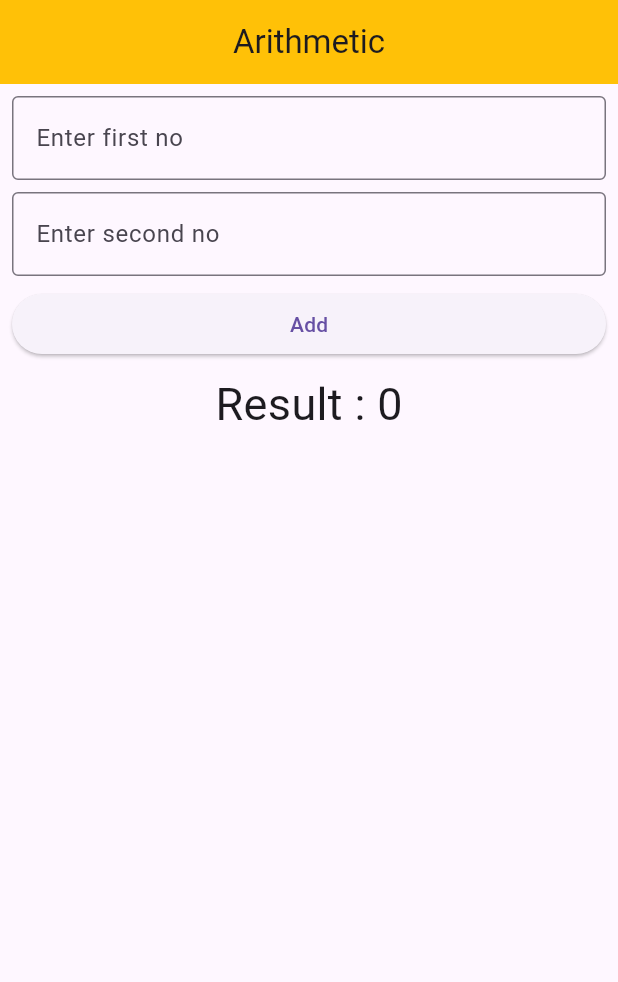
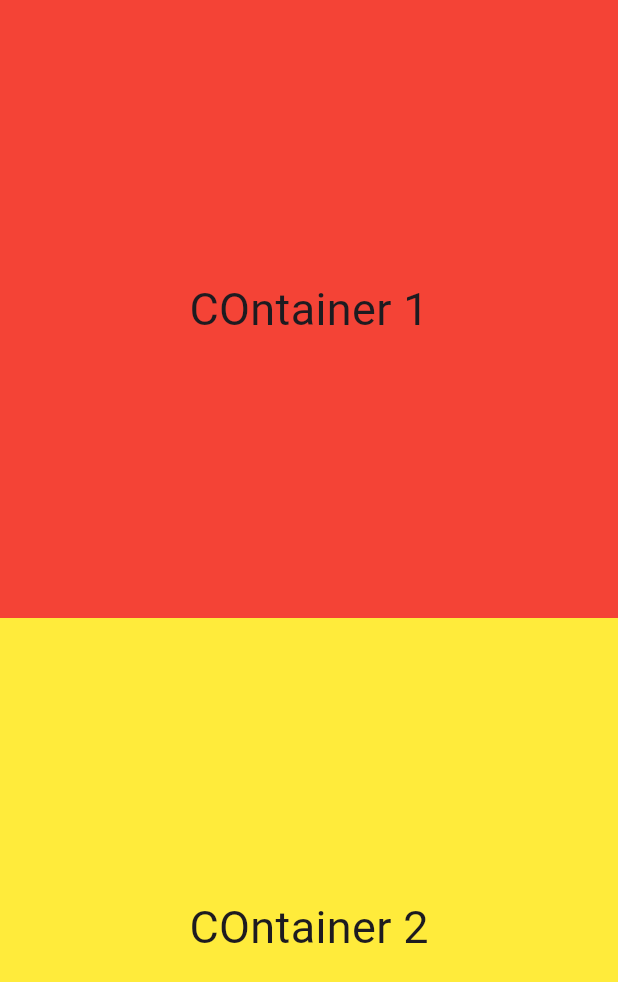
Before and after one commit to kiranrana8973/batch34_b_new, a Flutter app: the screen it shows after launch, on a phone screen of 412 x 824 dp. Shown: the top 982 px of the screen. Run offline on Flutter 3.47's test engine with Material 3 defaults, Android fonts, the phone set to English and light mode, and no system bars.

```diff
--- a/lib/app.dart
+++ b/lib/app.dart
@@ -1,5 +1,5 @@
 // Material app
-import 'package:batch34_b/view/dashboard_view.dart';
+import 'package:batch34_b/view/flexible_expanded_view.dart';
 import 'package:flutter/material.dart';
 
 class App extends StatelessWidget {
@@ -9,7 +9,7 @@ class App extends StatelessWidget {
   Widget build(BuildContext context) {
     return MaterialApp(
       debugShowCheckedModeBanner: false,
-      home: DashboardView(),
+      home: FlexibleExpandedView(),
     );
   }
 }
--- a/lib/model/arithmetic_model.dart
+++ b/lib/model/arithmetic_model.dart
@@ -2,9 +2,7 @@ class ArithmeticModel {
   final int first;
   final int second;
 
-  ArithmeticModel({
-    required this.first,
-  required this.second});
+  ArithmeticModel({required this.first, required this.second});
 
   int add() {
     return first + second;
--- /dev/null
+++ b/lib/view/flexible_expanded_view.dart
@@ -0,0 +1,43 @@
+import 'package:flutter/material.dart';
+
+class FlexibleExpandedView extends StatelessWidget {
+  const FlexibleExpandedView({super.key});
+
+  @override
+  Widget build(BuildContext context) {
+    return Scaffold(
+      body: Column(
+        children: [
+          Expanded(
+            //flex: 1,
+            child: GestureDetector(
+              onTap: () {
+                print("COntainer 1 pressed");
+              },
+              child: Container(
+                alignment: Alignment.center,
+                width: double.infinity,
+                color: Colors.red,
+                child: Text("COntainer 1", style: TextStyle(fontSize: 30)),
+              ),
+            ),
+          ),
+          Expanded(
+            //flex: 2,
+            child: GestureDetector(
+              onDoubleTap: () {
+                print("COntainer 2 tapped");
+              },
+              child: Container(
+                alignment: Alignment.center,
+                width: double.infinity,
+                color: Colors.yellow,
+                child: Text("COntainer 2", style: TextStyle(fontSize: 30)),
+              ),
+            ),
+          ),
+        ],
+      ),
+    );
+  }
+}
```
Also changed, not shown: lib/view/arithmetic_view.dart (+9 -1 lines), lib/view/column_view.dart (added, +24 -0 lines).
